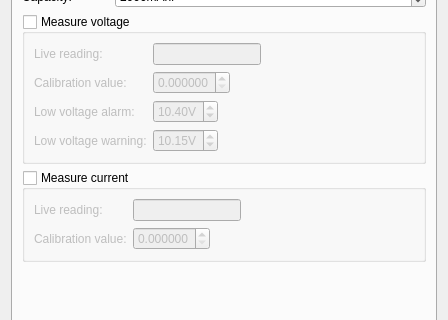
Old version of the form ground/gcs/src/plugins/config/modules.ui in the repository TauLabs/TauLabs; both pictures show x 0 to 448 and y 118 to 438 of the 448 by 542 pixel window.
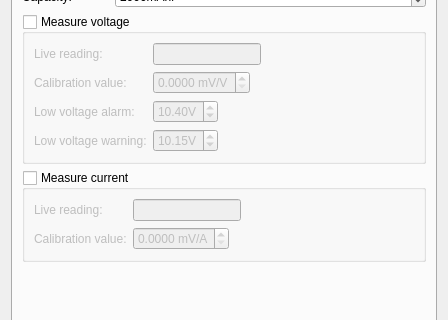
New version of the form. The open tabs and pages were chosen to show the change. Icons and pictures are not drawn.

Commit message: ConfigModules: label the units for the calibration

```diff
--- a/ground/gcs/src/plugins/config/modules.ui
+++ b/ground/gcs/src/plugins/config/modules.ui
@@ -349,8 +349,11 @@
           </item>
           <item row="1" column="1">
            <widget class="QDoubleSpinBox" name="sb_voltageCalibration">
+            <property name="suffix">
+             <string> mV/V</string>
+            </property>
             <property name="decimals">
-             <number>6</number>
+             <number>4</number>
             </property>
             <property name="maximum">
              <double>1.000000000000000</double>
@@ -434,8 +437,11 @@
           </item>
           <item row="1" column="1">
            <widget class="QDoubleSpinBox" name="sb_currentCalibration">
+            <property name="suffix">
+             <string> mV/A</string>
+            </property>
             <property name="decimals">
-             <number>6</number>
+             <number>4</number>
             </property>
             <property name="maximum">
              <double>1.000000000000000</double>
```
